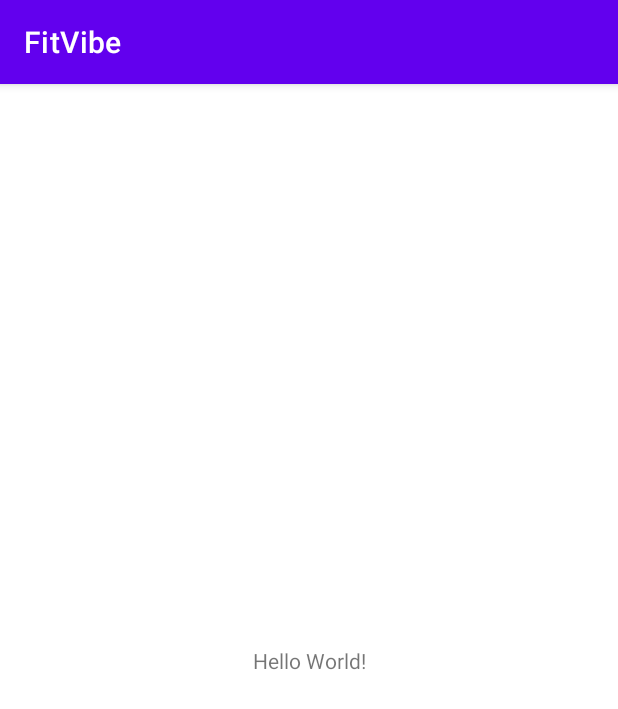
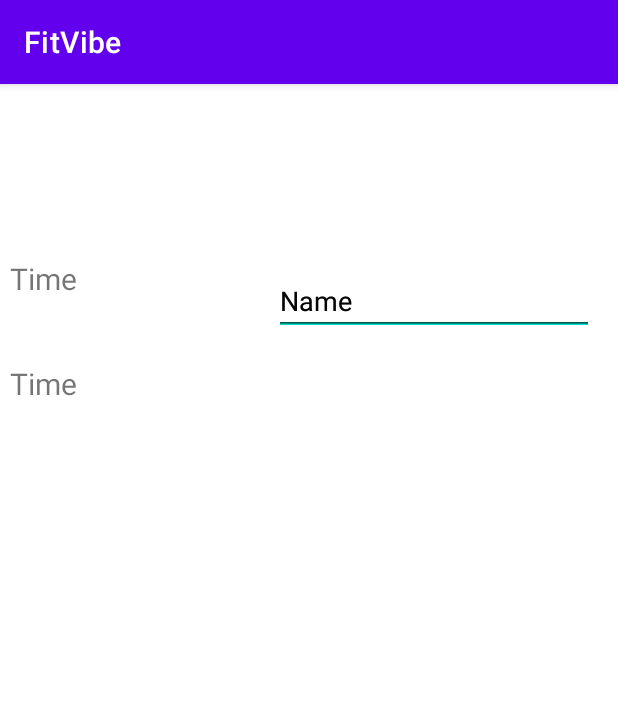
Before and after one commit to Dishant-Rathi/FitVibe, an Android app: the screen it shows after launch (MainActivity), on a phone screen of 412 x 824 dp. Shown: the top 709 px of the screen. Run offline under Robolectric (Android 15) with nearby library versions, the phone set to English and light mode, and no system bars.

Commit message:
Initial Commit

```diff
--- a/app/src/main/res/layout/activity_main.xml
+++ b/app/src/main/res/layout/activity_main.xml
@@ -7,12 +7,51 @@
     tools:context=".MainActivity">
 
     <TextView
-        android:layout_width="wrap_content"
-        android:layout_height="wrap_content"
-        android:text="Hello World!"
-        app:layout_constraintBottom_toBottomOf="parent"
+        android:id="@+id/lblTime"
+        android:layout_width="159dp"
+        android:layout_height="47dp"
+        android:layout_marginTop="116dp"
+        android:text="Time"
+        android:textSize="20sp"
         app:layout_constraintEnd_toEndOf="parent"
+        app:layout_constraintHorizontal_bias="0.027"
         app:layout_constraintStart_toStartOf="parent"
         app:layout_constraintTop_toTopOf="parent" />
 
+    <EditText
+        android:id="@+id/txtTime"
+        android:layout_width="wrap_content"
+        android:layout_height="wrap_content"
+        android:ems="10"
+        android:inputType="textPersonName"
+        android:text="Name"
+        app:layout_constraintBottom_toBottomOf="parent"
+        app:layout_constraintEnd_toEndOf="parent"
+        app:layout_constraintStart_toEndOf="@+id/textView"
+        app:layout_constraintTop_toTopOf="parent"
+        app:layout_constraintVertical_bias="0.169" />
+    <TextView
+        android:id="@+id/textView"
+        android:layout_width="159dp"
+        android:layout_height="47dp"
+        android:layout_marginTop="186dp"
+        android:text="Time"
+        android:textSize="20sp"
+        app:layout_constraintEnd_toEndOf="parent"
+        app:layout_constraintHorizontal_bias="0.027"
+        app:layout_constraintStart_toStartOf="parent"
+        app:layout_constraintTop_toTopOf="parent" />
+
+    <EditText
+        android:id="@+id/editTextTextPersonName"
+        android:layout_width="wrap_content"
+        android:layout_height="wrap_content"
+        android:ems="10"
+        android:inputType="textPersonName"
+        android:text="Name"
+        app:layout_constraintBottom_toBottomOf="parent"
+        app:layout_constraintEnd_toEndOf="parent"
+        app:layout_constraintStart_toEndOf="@+id/textView"
+        app:layout_constraintTop_toTopOf="parent"
+        app:layout_constraintVertical_bias="0.169" />
 </androidx.constraintlayout.widget.ConstraintLayout>
```
